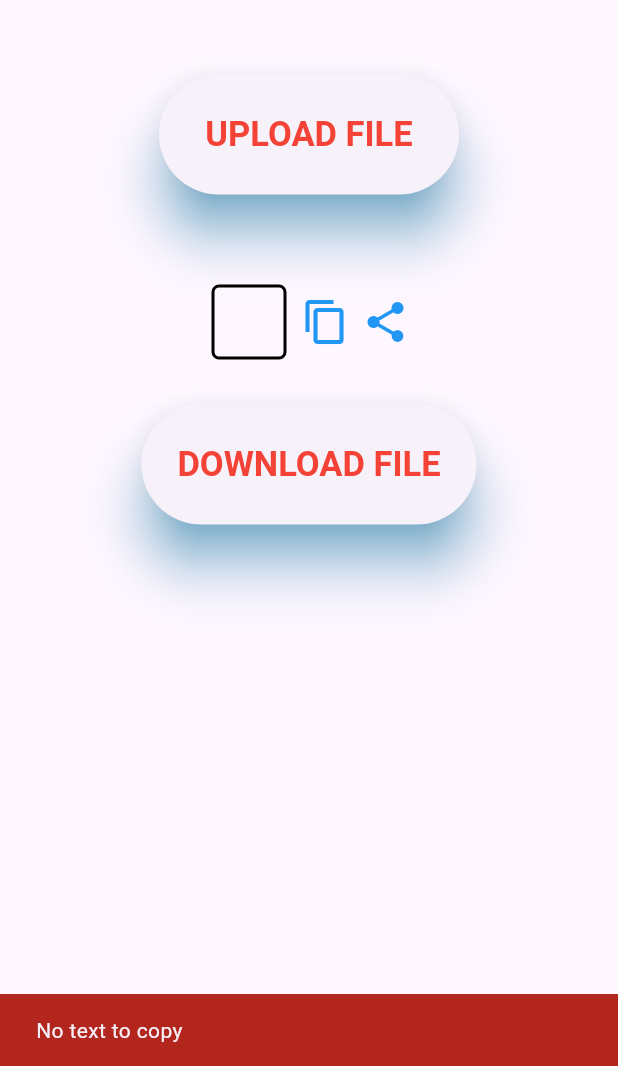
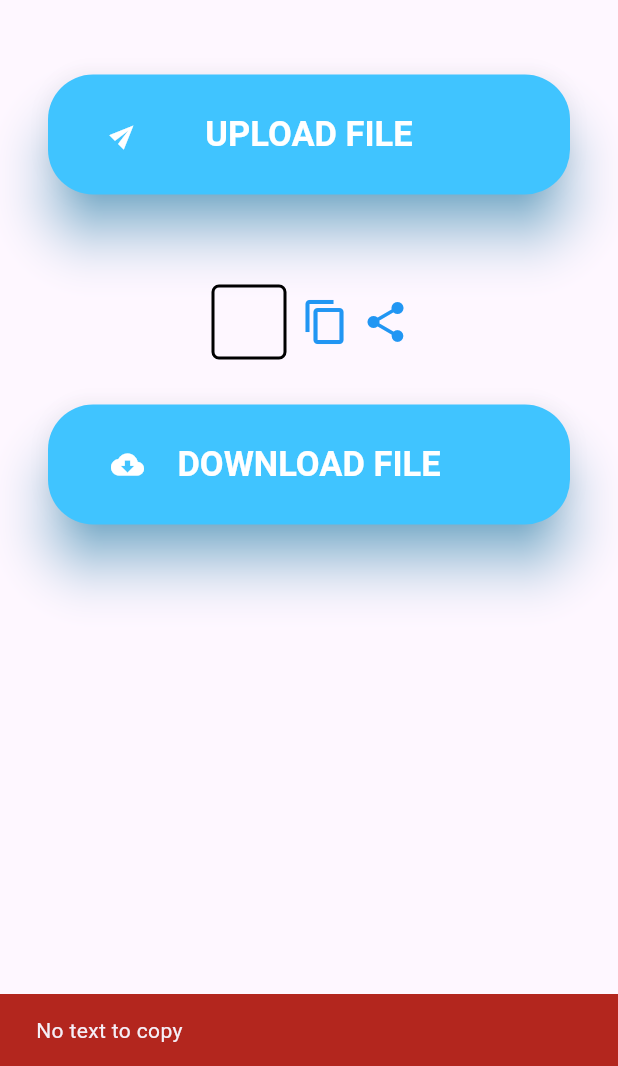
Before and after one commit to OpenLake/File-Sharing-App, a Flutter app: the screen it shows after launch, after a tap on the "content copy" icon, on a phone screen of 412 x 824 dp, the part 170-1236 px from its top. Run offline on Flutter 3.47's test engine with Material 3 defaults, Android fonts, the phone set to English and light mode, and no system bars; our stand-ins replace file_picker, share_plus; missing offline and left inert: encrypt, pointycastle.

Commit message:
redesigned ui buttons

```diff
--- a/filesharing/lib/main.dart
+++ b/filesharing/lib/main.dart
@@ -1,3 +1,5 @@
+import 'dart:math' as math;
+
 import 'package:flutter/foundation.dart' show kIsWeb;
 import 'package:flutter/material.dart';
 import 'package:file_picker/file_picker.dart';
@@ -82,41 +84,8 @@ class _MyHomePageState extends State<MyHomePage> {
     );
   }
 
-  @override
-  Widget build(BuildContext context) {
-    return Scaffold(
-      appBar: AppBar(
-        title: const Text('File Sharing App'),
-      ),
-      body: SingleChildScrollView(
-        child: Center(
-          child: Column(
-            mainAxisAlignment: MainAxisAlignment.center,
-            children: <Widget>[
-              const Text(
-                "FILE SHARING APP",
-                textAlign: TextAlign.center,
-                style: TextStyle(
-                  fontWeight: FontWeight.bold,
-                  color: Colors.blue,
-                  fontSize: 40,
-                  shadows: <Shadow>[
-                    Shadow(
-                      offset: Offset(2.0, 2.0),
-                      blurRadius: 3.0,
-                      color: Color.fromARGB(255, 0, 0, 0),
-                    ),
-                    Shadow(
-                      offset: Offset(2.0, 2.0),
-                      blurRadius: 8.0,
-                      color: Color.fromARGB(125, 0, 0, 255),
-                    ),
-                  ],
-                ),
-              ),
-              const SizedBox(height: 50),
-              ElevatedButton(
-                onPressed: isUploading
+  Future<Null> Function()? selectFile() {
+    return isUploading
       ? null
       : () async {
       _setUploading(true);
@@ -150,7 +119,8 @@ class _MyHomePageState extends State<MyHomePage> {
           // Encrypt the file
           _showSnack("Encrypting file...");
           final encryptionResult = EncryptionService.encryptFile(fileBytes);
-                            final encryptedBytes = Uint8List.fromList(encryptionResult['encryptedBytes']);
+          final encryptedBytes = Uint8List.fromList(
+              encryptionResult['encryptedBytes']);
           final originalHash = EncryptionService.generateFileHash(fileBytes);
 
           // Store encryption metadata locally
@@ -178,7 +148,8 @@ class _MyHomePageState extends State<MyHomePage> {
           ));
 
           // Add encryption metadata as a separate field
-                            request.fields['metadata'] = EncryptionService.serializeMetadata(encryptionMetadata!);
+          request.fields['metadata'] =
+              EncryptionService.serializeMetadata(encryptionMetadata!);
 
           var response = await request.send();
           final responseBody = await response.stream
@@ -208,66 +179,11 @@ class _MyHomePageState extends State<MyHomePage> {
         if (!mounted) return;
         _showSnack("Error uploading file: $e", isError: true);
       }
-                      },
-                style: ElevatedButton.styleFrom(
-                  textStyle: const TextStyle(
-                      fontSize: 23, fontWeight: FontWeight.bold),
-                  foregroundColor: Colors.red,
-                  shadowColor: Colors.lightBlue,
-                  elevation: 15,
-                  minimumSize: const Size(200, 80),
-                ),
-                child: isUploading
-                    ? const SizedBox(
-                        width: 20,
-                        height: 20,
-                        child: CircularProgressIndicator(color: Colors.white),
-                      )
-                    : const Text('UPLOAD FILE'),
-              ),
-              const SizedBox(height: 50),
-              Row(
-                mainAxisAlignment: MainAxisAlignment.center,
-                children: [
-                  Container(
-                    margin: const EdgeInsets.symmetric(
-                        horizontal: 10, vertical: 10),
-                    constraints: const BoxConstraints(
-                      minHeight: 50,
-                      minWidth: 50,
-                      maxWidth: 300,
-                      maxHeight: 70,
-                    ),
-                    decoration: BoxDecoration(
-                      border: Border.all(width: 2),
-                      borderRadius: BorderRadius.circular(5),
-                    ),
-                    child: Padding(
-                      padding: const EdgeInsets.all(8.0),
-                      child: Text(download),
-                    ),
-                  ),
-                  GestureDetector(
-                    onTap: () async {
-                      if (download.trim().isEmpty) {
-                        _showSnack("No text to copy", isError: true);
-                      } else {
-                        await Clipboard.setData(ClipboardData(text: download));
-                        if (!mounted) return;
-                        _showSnack("Text copied");
+    };
   }
-                    },
-                    child: const Icon(Icons.copy, color: Colors.blue, size: 32),
-                  ),
-                  IconButton(
-                    onPressed: share,
-                    icon: const Icon(Icons.share, color: Colors.blue, size: 32),
-                  ),
-                ],
-              ),
-              const SizedBox(height: 20),
-              ElevatedButton(
-                onPressed: isDownloading
+
+  Future<Null> Function()? downloadFile() {
+    return isDownloading
       ? null
       : () async {
         _setDownloading(true);
@@ -346,22 +262,164 @@ class _MyHomePageState extends State<MyHomePage> {
             isError: true,
           );
         }
-                      },
+      };
+  }
+
+  @override
+  Widget build(BuildContext context) {
+    return Scaffold(
+      appBar: AppBar(
+        title: const Text('File Sharing App'),
+      ),
+      body: SingleChildScrollView(
+        child: Center(
+          child: Column(
+            mainAxisAlignment: MainAxisAlignment.center,
+            children: <Widget>[
+              const Text(
+                "FILE SHARING APP",
+                textAlign: TextAlign.center,
+                style: TextStyle(
+                  fontWeight: FontWeight.bold,
+                  color: Colors.blue,
+                  fontSize: 40,
+                  shadows: <Shadow>[
+                    Shadow(
+                      offset: Offset(2.0, 2.0),
+                      blurRadius: 3.0,
+                      color: Color.fromARGB(255, 0, 0, 0),
+                    ),
+                    Shadow(
+                      offset: Offset(2.0, 2.0),
+                      blurRadius: 8.0,
+                      color: Color.fromARGB(125, 0, 0, 255),
+                    ),
+                  ],
+                ),
+              ),
+              const SizedBox(height: 50),
+              ElevatedButton(
+                onPressed: selectFile(),
                 style: ElevatedButton.styleFrom(
                   textStyle: const TextStyle(
                       fontSize: 23, fontWeight: FontWeight.bold),
-                  foregroundColor: Colors.red,
+                  foregroundColor: Colors.white,
+                  backgroundColor: Colors.lightBlueAccent,
                   shadowColor: Colors.lightBlue,
                   elevation: 15,
-                  minimumSize: const Size(200, 80),
+                  minimumSize: const Size(300, 80),
+                  shape: RoundedRectangleBorder(
+                    borderRadius: BorderRadius.circular(30), // capsule shape
                   ),
+                ),
+                child: Container(
+                  width: 300,
+                  padding: const EdgeInsets.symmetric(horizontal: 18, vertical: 14),
+                  child: Stack(
+                    alignment: Alignment.center,
+                    children: [
+                      Align(
+                        alignment: Alignment.centerLeft,
+                        child: Transform.rotate(
+                          angle: -45 * math.pi / 180,
+                          child: const Icon(
+                            Icons.send,
+                            color: Colors.white,
+                          ),
+                        ),
+                      ),
+                      Center(
+                        child: isUploading
+                          ? const SizedBox(
+                            width: 20,
+                            height: 20,
+                            child: CircularProgressIndicator(color: Colors.white),
+                          ) : const Text('UPLOAD FILE')
+                      ),
+                    ],
+                  ),
+                ),
+              ),
+              const SizedBox(height: 50),
+              Row(
+                mainAxisAlignment: MainAxisAlignment.center,
+                children: [
+                  Container(
+                    margin: const EdgeInsets.symmetric(
+                        horizontal: 10, vertical: 10),
+                    constraints: const BoxConstraints(
+                      minHeight: 50,
+                      minWidth: 50,
+                      maxWidth: 300,
+                      maxHeight: 70,
+                    ),
+                    decoration: BoxDecoration(
+                      border: Border.all(width: 2),
+                      borderRadius: BorderRadius.circular(5),
+                    ),
+                    child: Padding(
+                      padding: const EdgeInsets.all(8.0),
+                      child: Text(download),
+                    ),
+                  ),
+                  GestureDetector(
+                    onTap: () async {
+                      if (download.trim().isEmpty) {
+                        _showSnack("No text to copy", isError: true);
+                      } else {
+                        await Clipboard.setData(ClipboardData(text: download));
+                        if (!mounted) return;
+                        _showSnack("Text copied");
+                      }
+                    },
+                    child: const Icon(Icons.copy, color: Colors.blue, size: 32),
+                  ),
+                  IconButton(
+                    onPressed: share,
+                    icon: const Icon(Icons.share, color: Colors.blue, size: 32),
+                  ),
+                ],
+              ),
+              const SizedBox(height: 20),
+              ElevatedButton(
+                onPressed: downloadFile(),
+                style: ElevatedButton.styleFrom(
+                  textStyle: const TextStyle(
+                      fontSize: 23, fontWeight: FontWeight.bold),
+                  foregroundColor: Colors.white,
+                  backgroundColor: Colors.lightBlueAccent,
+                  shadowColor: Colors.lightBlue,
+                  elevation: 15,
+                  minimumSize: const Size(300, 80),
+                  shape: RoundedRectangleBorder(
+                    borderRadius: BorderRadius.circular(30),
+                  ),
+                ),
+                child: Container(
+                  width: 300,
+                  padding: const EdgeInsets.symmetric(horizontal: 18, vertical: 14),
+                  child: Stack(
+                    alignment: Alignment.center,
+                    children: [
+                      const Align(
+                        alignment: Alignment.centerLeft,
+                        child: Icon(
+                          Icons.cloud_download,
+                          color: Colors.white,
+                          size: 22,
+                        ),
+                      ),
+                      Center(
                         child: isDownloading
                           ? const SizedBox(
                             width: 20,
                             height: 20,
                             child: CircularProgressIndicator(color: Colors.white),
-                      )
-                    : const Text('DOWNLOAD FILE'),
+                          ) : const Text('DOWNLOAD FILE'),
+                      ),
+                    ],
+                  ),
+                ),
               ),
             ],
           ),
```
Lines whose indentation alone changed are shown as unchanged.
